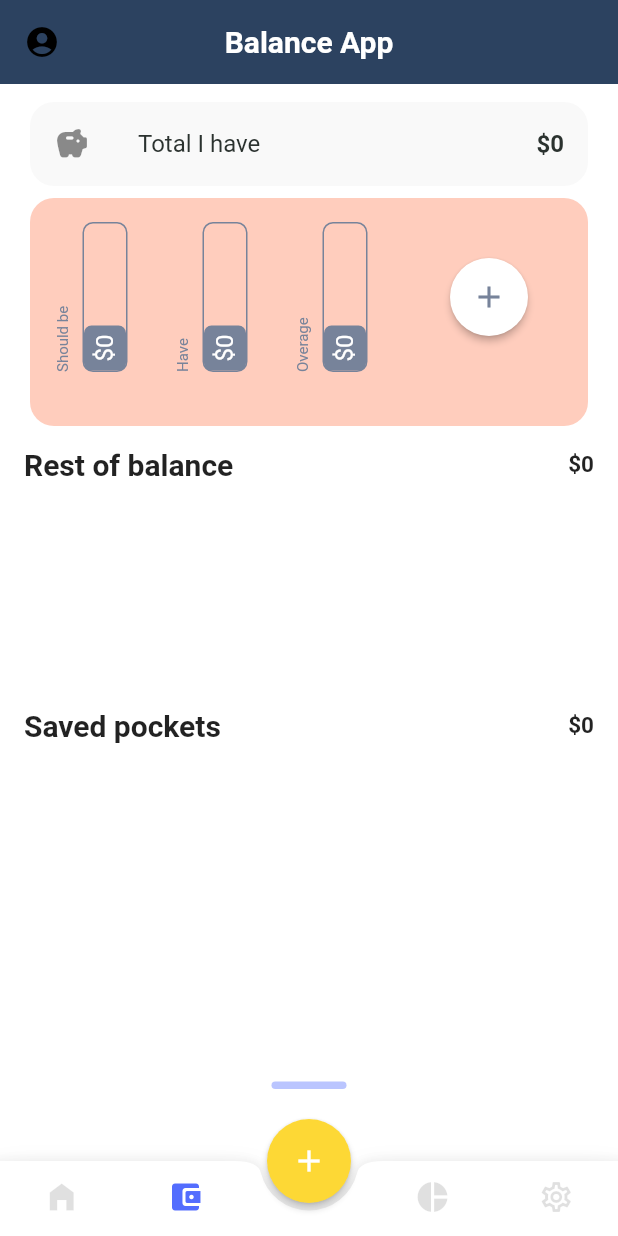
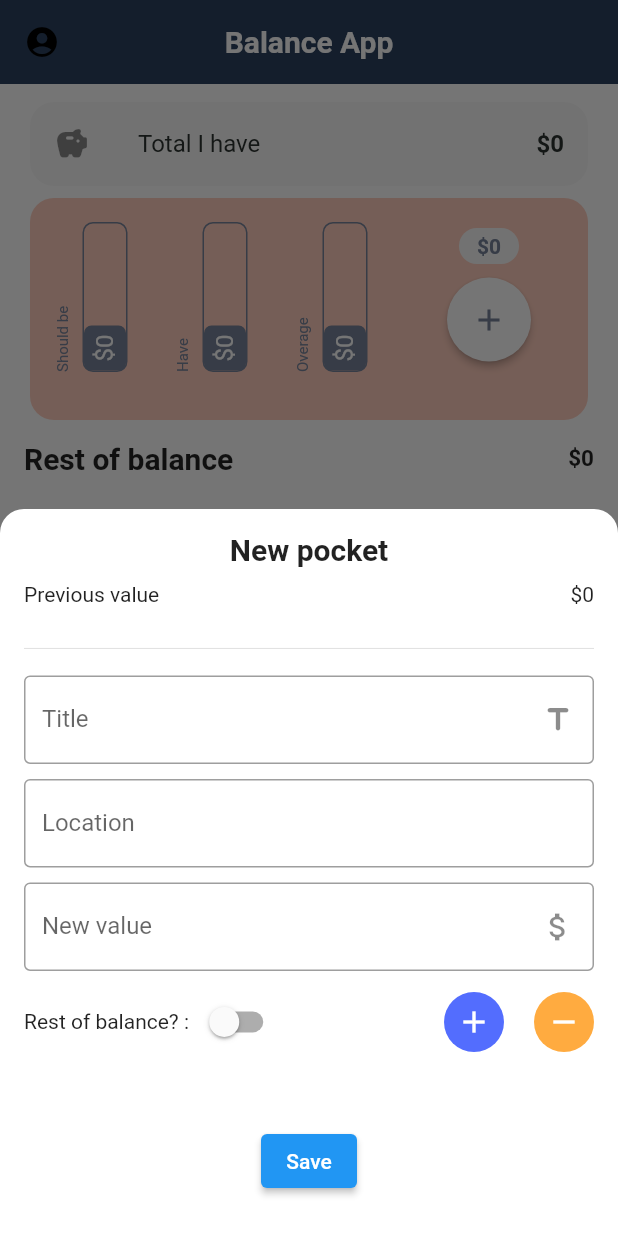
Before and after one commit to aragrevo/balance_app_flutter, a Flutter app: the _Home screen opened directly, item 2 of the bottom bar chosen, after a tap on the "add" icon, on a phone screen of 412 x 824 dp. Run offline on Flutter 3.47's test engine with Material 2 defaults, Android fonts, the phone set to English and light mode, and no system bars; our stand-ins replace cloud_firestore, firebase_core, fl_chart, get, google_sign_in; accounts and stored records are empty.

Commit message:
feature: Add and delete pocket

```diff
--- a/lib/controllers/pocket.controller.dart
+++ b/lib/controllers/pocket.controller.dart
@@ -13,6 +13,7 @@ class PocketController extends GetxController {
   final RxString updateValue = ''.obs;
   final restOfBalance = false.obs;
   final isUpdating = false.obs;
+  final Rx<Pocket?> pocketToDelete = Rx<Pocket?>(null);
 
   GlobalKey<FormState> formKey = GlobalKey<FormState>();
   final TextEditingController titleController = TextEditingController();
@@ -79,7 +80,7 @@ class PocketController extends GetxController {
     pocket.restOfBalance = restOfBalance.value;
     pocket.name = titleController.text;
     pocket.location = locationController.text;
-    final saved = await PocketService().savePocket(pocket.id!, pocket);
+    final saved = await PocketService().savePocket(pocket.id, pocket);
     if (saved) {
       Get.back();
     }
--- a/lib/screens/pocket_screen.dart
+++ b/lib/screens/pocket_screen.dart
@@ -2,6 +2,7 @@ import 'package:balance_app/controllers/balance.controller.dart';
 import 'package:balance_app/controllers/pocket.controller.dart';
 import 'package:balance_app/models/pocket.dart';
 import 'package:balance_app/models/wallet.dart';
+import 'package:balance_app/services/pocket.service.dart';
 import 'package:balance_app/utils/format.dart';
 import 'package:balance_app/utils/icons.dart';
 import 'package:balance_app/widgets/widgets.dart';
@@ -207,6 +208,7 @@ class _PocketList extends StatelessWidget {
           final pocket = pockets[index];
           return GestureDetector(
             onTap: () {
+              PocketController.to.pocketToDelete.value = null;
               PocketController.to.resetForm();
               Get.bottomSheet(PocketForm(pocket: pocket),
                   isScrollControlled: true,
@@ -216,12 +218,38 @@ class _PocketList extends StatelessWidget {
                           topLeft: Radius.circular(16),
                           topRight: Radius.circular(16))));
             },
-            child: _CustomCard(
+            onLongPress: () {
+              PocketController.to.pocketToDelete.value =
+                  (PocketController.to.pocketToDelete.value?.id == pocket.id)
+                      ? null
+                      : PocketController.to.pocketToDelete.value = pocket;
+            },
+            child: Obx(() {
+              return Stack(
+                children: [
+                  _CustomCard(
                       title: pocket.name,
                       subtitle: toCurrency(pocket.value),
+                      isNegative: pocket.value < 0,
                       observation: pocket.location,
-                icon:
-                    pocketIcons[pocket.location.toLowerCase()] ?? Icons.alarm),
+                      icon: pocketIcons[pocket.location.toLowerCase()] ??
+                          Icons.alarm),
+                  if (PocketController.to.pocketToDelete.value?.id == pocket.id)
+                    Positioned(
+                      top: -10,
+                      right: -10,
+                      child: IconButton(
+                          iconSize: 30,
+                          color: Colors.red,
+                          onPressed: () async {
+                            await PocketService()
+                                .deletePocket(pocket.id!, pocket);
+                          },
+                          icon: const Icon(Icons.cancel_rounded)),
+                    ),
+                ],
+              );
+            }),
           );
         });
   }
@@ -243,6 +271,8 @@ class _WalletsSection extends StatelessWidget {
             final total = BalanceController.to.wallet
                 .fold<int>(0, (prev, element) => prev + element.value);
             final int overage = total - (balance?['value'] ?? 0) as int;
+            final int diff = PocketController.to.totalPocketRest - overage;
+            final bool isNegative = diff < 0;
             return Column(children: [
               Row(
                 mainAxisAlignment: MainAxisAlignment.spaceBetween,
@@ -252,11 +282,34 @@ class _WalletsSection extends StatelessWidget {
                           value: balance?['value'] ?? 0, name: 'Should be')),
                   _WalletState(wallet: Wallet(name: 'Have', value: total)),
                   _WalletState(wallet: Wallet(name: 'Overage', value: overage)),
-                  Container(
+                  SizedBox(
                     width: 100,
                     height: 100,
-                    padding: const EdgeInsets.all(24),
-                    child: FloatingActionButton(
+                    child: Column(
+                      children: [
+                        Card(
+                            color: (isNegative)
+                                ? Colors.redAccent.withOpacity(0.3)
+                                : const Color.fromRGBO(249, 249, 249, 1),
+                            child: Padding(
+                              padding: const EdgeInsets.symmetric(
+                                  horizontal: 12, vertical: 4),
+                              child: Column(
+                                children: [
+                                  FittedBox(
+                                    fit: BoxFit.contain,
+                                    child: Text(
+                                      toCurrency(diff),
+                                      style: const TextStyle(
+                                          color: Color(0xff77839a),
+                                          fontWeight: FontWeight.bold),
+                                    ),
+                                  ),
+                                ],
+                              ),
+                            )),
+                        const CustomSpacer(5),
+                        FloatingActionButton(
                             tooltip: 'Add pocket',
                             child: const Icon(
                               Icons.add,
@@ -264,13 +317,28 @@ class _WalletsSection extends StatelessWidget {
                             ),
                             elevation: 2,
                             backgroundColor: Colors.white,
-                        onPressed: () {}),
+                            onPressed: () {
+                              PocketController.to.resetForm();
+                              Get.bottomSheet(
+                                  PocketForm(
+                                      pocket: Pocket(
+                                          value: 0,
+                                          name: '',
+                                          location: '',
+                                          restOfBalance: false)),
+                                  isScrollControlled: true,
+                                  backgroundColor: Colors.white,
+                                  shape: const RoundedRectangleBorder(
+                                      borderRadius: BorderRadius.only(
+                                          topLeft: Radius.circular(16),
+                                          topRight: Radius.circular(16))));
+                            }),
+                      ],
+                    ),
                   )
                 ],
               ),
-              const SizedBox(
-                height: 20,
-              ),
+              const CustomSpacer(16),
               Row(
                 mainAxisAlignment: MainAxisAlignment.spaceBetween,
                 children: BalanceController.to.wallet
@@ -325,6 +393,7 @@ class _CustomCard extends StatelessWidget {
       required this.title,
       required this.subtitle,
       required this.icon,
+      this.isNegative = false,
       this.observation})
       : super(key: key);
 
@@ -332,10 +401,14 @@ class _CustomCard extends StatelessWidget {
   final String subtitle;
   final String? observation;
   final IconData icon;
+  final bool isNegative;
 
   @override
   Widget build(BuildContext context) {
     return Card(
+      color: (isNegative)
+          ? Colors.redAccent.withOpacity(0.3)
+          : const Color.fromRGBO(249, 249, 249, 1),
       child: Container(
           width: 100,
           padding: const EdgeInsets.all(16),
--- a/lib/widgets/pocket_dialog.dart
+++ b/lib/widgets/pocket_dialog.dart
@@ -2,6 +2,7 @@ import 'package:balance_app/controllers/pocket.controller.dart';
 import 'package:balance_app/models/pocket.dart';
 import 'package:balance_app/utils/format.dart';
 import 'package:balance_app/utils/icons.dart';
+import 'package:balance_app/widgets/widgets.dart';
 import 'package:flutter/material.dart';
 import 'package:get/get.dart';
 
@@ -26,10 +27,10 @@ class PocketForm extends StatelessWidget {
         child: Column(
           children: [
             Text(
-              pocket.name,
+              pocket.name.isEmpty ? 'New pocket' : pocket.name,
               style: const TextStyle(fontWeight: FontWeight.bold, fontSize: 20),
             ),
-            const _Spacer(10),
+            const CustomSpacer(10),
             Row(
               mainAxisAlignment: MainAxisAlignment.spaceBetween,
               children: [
@@ -37,7 +38,7 @@ class PocketForm extends StatelessWidget {
                 Text(toCurrency(pocket.value)),
               ],
             ),
-            const _Spacer(10),
+            const CustomSpacer(10),
             Obx(() => PocketController.to.isUpdating.value
                 ? Row(
                     mainAxisAlignment: MainAxisAlignment.spaceBetween,
@@ -47,14 +48,14 @@ class PocketForm extends StatelessWidget {
                     ],
                   )
                 : const SizedBox()),
-            const _Spacer(10),
+            const CustomSpacer(10),
             const Divider(),
-            const _Spacer(10),
+            const CustomSpacer(10),
             TextFormField(
               controller: PocketController.to.titleController,
               keyboardType: TextInputType.text,
               decoration: const InputDecoration(
-                labelText: 'Edit title',
+                labelText: 'Title',
                 suffixIcon: Icon(Icons.title_rounded),
               ),
               validator: (value) {
@@ -63,12 +64,12 @@ class PocketForm extends StatelessWidget {
                 }
               },
             ),
-            const _Spacer(10),
+            const CustomSpacer(10),
             TextFormField(
               controller: PocketController.to.locationController,
               keyboardType: TextInputType.text,
               decoration: InputDecoration(
-                labelText: 'Edit location',
+                labelText: 'Location',
                 suffixIcon: Icon(pocketIcons[pocket.location]),
               ),
               validator: (value) {
@@ -77,7 +78,7 @@ class PocketForm extends StatelessWidget {
                 }
               },
             ),
-            const _Spacer(10),
+            const CustomSpacer(10),
             Obx(() => TextFormField(
                   initialValue: PocketController.to.newValue.value,
                   onChanged: (value) =>
@@ -88,7 +89,7 @@ class PocketForm extends StatelessWidget {
                     suffixIcon: Icon(Icons.attach_money),
                   ),
                 )),
-            const _Spacer(10),
+            const CustomSpacer(10),
             Row(
               // mainAxisAlignment: MainAxisAlignment.center,
               children: [
@@ -124,23 +125,11 @@ class PocketForm extends StatelessWidget {
               },
               child: const Text('Save'),
             ),
-            const _Spacer(10),
+            const CustomSpacer(10),
           ],
         ),
       ),
       // ),
-    );
-  }
-}
-
-class _Spacer extends StatelessWidget {
-  const _Spacer(this.height);
-
-  final double height;
-  @override
-  Widget build(BuildContext context) {
-    return SizedBox(
-      height: height,
     );
   }
 }
--- a/lib/widgets/widgets.dart
+++ b/lib/widgets/widgets.dart
@@ -3,3 +3,5 @@ export 'package:balance_app/widgets/custom-bottom-navigation-bar.dart';
 export 'package:balance_app/widgets/item_card.dart';
 export 'package:balance_app/widgets/wallet_dialog.dart';
 export 'package:balance_app/widgets/pocket_dialog.dart';
+
+export 'package:balance_app/widgets/spacer.dart';
```
Also changed, not shown: lib/services/pocket.service.dart (+16 -2 lines), lib/widgets/spacer.dart (added, +13 -0 lines). Lines whose indentation alone changed are shown as unchanged.
